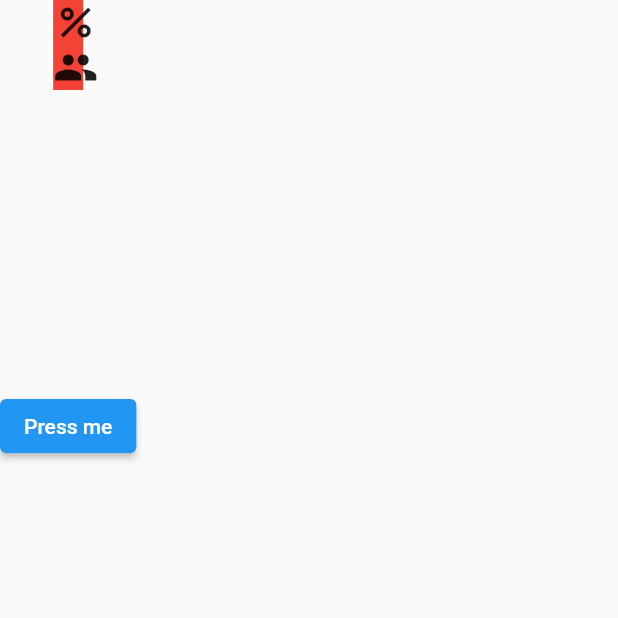
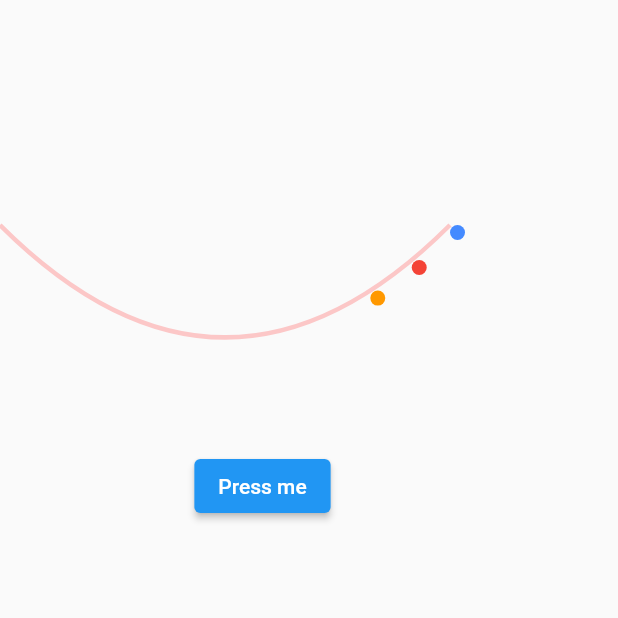
Before and after one commit to meltro21/floating_animation_button, a Flutter app: the screen it shows after launch, on a phone screen of 412 x 824 dp, the top half of it. Run offline on Flutter 3.47's test engine with Material 2 defaults, Android fonts, the light colour scheme and no system bars.

Commit message:
implemented: 	I made some progress. I figured out how to draw a path and move elements on it. It resolved the issue of creating own custom paths. Now the dialer animaiton can be created pending: 	how to draw the curse from bottm. distinguish between the circle animation from the centre and arc.

```diff
--- /dev/null
+++ b/lib/experiment/exp_3.dart
@@ -0,0 +1,132 @@
+import 'dart:ui';
+import 'package:flutter/material.dart';
+
+class Exp3 extends StatefulWidget {
+  Exp3();
+
+  @override
+  State<StatefulWidget> createState() {
+    return Exp3State();
+  }
+}
+
+class Exp3State extends State<Exp3> with SingleTickerProviderStateMixin {
+  late AnimationController _controller;
+  late Animation _animation;
+  late Path _path;
+
+  @override
+  void initState() {
+    _controller =
+        AnimationController(vsync: this, duration: Duration(milliseconds: 300));
+    super.initState();
+    _animation = Tween(begin: 0.0, end: 1.0).animate(_controller)
+      ..addListener(() {
+        setState(() {});
+      });
+    _controller.forward();
+    _path = drawPath();
+  }
+
+  @override
+  Widget build(BuildContext context) {
+    return Scaffold(
+      body: Column(children: [
+        Container(
+          height: 300,
+          width: 350,
+          child: Stack(
+            children: <Widget>[
+              Positioned(
+                top: 0,
+                child: CustomPaint(
+                  painter: PathPainter(_path),
+                ),
+              ),
+              Positioned(
+                top: calculate(_animation.value).dy,
+                left: calculate(_animation.value).dx,
+                child: Container(
+                  decoration: BoxDecoration(
+                      color: Colors.blueAccent,
+                      borderRadius: BorderRadius.circular(10)),
+                  width: 10,
+                  height: 10,
+                ),
+              ),
+              Positioned(
+                top: calculate(_animation.value - 0.1).dy,
+                left: calculate(_animation.value - 0.1).dx,
+                child: Container(
+                  decoration: BoxDecoration(
+                      color: Colors.red,
+                      borderRadius: BorderRadius.circular(10)),
+                  width: 10,
+                  height: 10,
+                ),
+              ),
+              Positioned(
+                top: calculate(_animation.value - 0.2).dy,
+                left: calculate(_animation.value - 0.2).dx,
+                child: Container(
+                  decoration: BoxDecoration(
+                      color: Colors.orange,
+                      borderRadius: BorderRadius.circular(10)),
+                  width: 10,
+                  height: 10,
+                ),
+              ),
+            ],
+          ),
+        ),
+        ElevatedButton(
+            onPressed: () {
+              _controller.reverse();
+            },
+            child: Text('Press me'))
+      ]),
+    );
+  }
+
+  @override
+  void dispose() {
+    _controller.dispose();
+    super.dispose();
+  }
+
+  Path drawPath() {
+    Size size = Size(300, 300);
+    Path path = Path();
+    path.moveTo(0, size.height / 2);
+    path.quadraticBezierTo(
+        size.width / 2, size.height, size.width, size.height / 2);
+    return path;
+  }
+
+  Offset calculate(value) {
+    PathMetrics pathMetrics = _path.computeMetrics();
+    PathMetric pathMetric = pathMetrics.elementAt(0);
+    value = pathMetric.length * value;
+    Tangent? pos = pathMetric.getTangentForOffset(value);
+    return pos!.position;
+  }
+}
+
+class PathPainter extends CustomPainter {
+  Path path;
+
+  PathPainter(this.path);
+
+  @override
+  void paint(Canvas canvas, Size size) {
+    Paint paint = Paint()
+      ..color = Colors.redAccent.withOpacity(0.3)
+      ..style = PaintingStyle.stroke
+      ..strokeWidth = 3.0;
+
+    canvas.drawPath(this.path, paint);
+  }
+
+  @override
+  bool shouldRepaint(CustomPainter oldDelegate) => true;
+}
--- a/lib/main.dart
+++ b/lib/main.dart
@@ -1,5 +1,6 @@
 import 'package:animated_floatingbutton/experiment/exp_1.dart';
 import 'package:animated_floatingbutton/experiment/exp_2.dart';
+import 'package:animated_floatingbutton/experiment/exp_3.dart';
 import 'package:flutter/material.dart';
 import 'dart:math';
 
@@ -27,7 +28,7 @@ class MyApp extends StatelessWidget {
         // is not restarted.
         primarySwatch: Colors.blue,
       ),
-      home: Exp1(),
+      home: Exp3(),
     );
   }
 }
```
Also changed, not shown: lib/experiment/exp_1.dart (+152 -39 lines).
